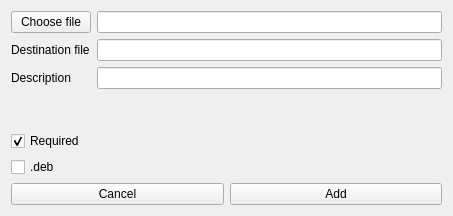
The window that forms/file.ui (BreathOS/bi-creator) describes before a commit, drawn with Qt 5.
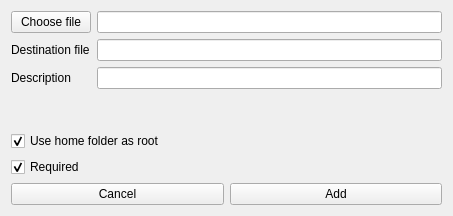
The same window after the commit.

Commit message: Add support of home directory

```diff
--- a/forms/file.ui
+++ b/forms/file.ui
@@ -51,9 +51,9 @@
       </layout>
      </item>
      <item>
-      <widget class="QCheckBox" name="isRequired">
+      <widget class="QCheckBox" name="useHome">
        <property name="text">
-        <string>Required</string>
+        <string>Use home folder as root</string>
        </property>
        <property name="checked">
         <bool>true</bool>
@@ -61,9 +61,12 @@
       </widget>
      </item>
      <item>
-      <widget class="QCheckBox" name="isDeb">
+      <widget class="QCheckBox" name="isRequired">
        <property name="text">
-        <string>.deb</string>
+        <string>Required</string>
+       </property>
+       <property name="checked">
+        <bool>true</bool>
        </property>
       </widget>
      </item>
```
The commit also changes 2 other files.
